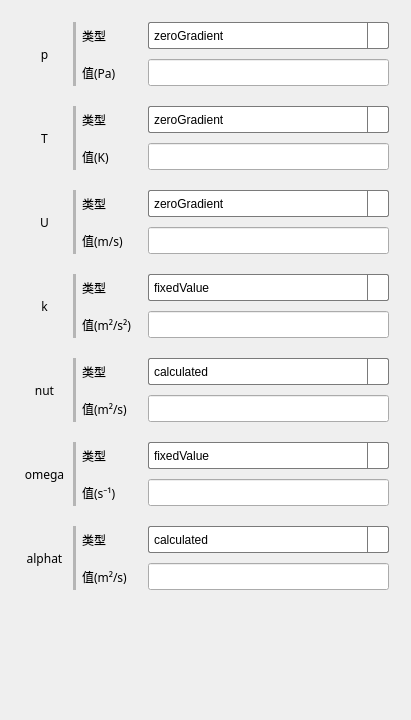
Aiopr-bits/MAVES, file src/FormBoundaryConditionsTabWidget.ui: the form before one commit.
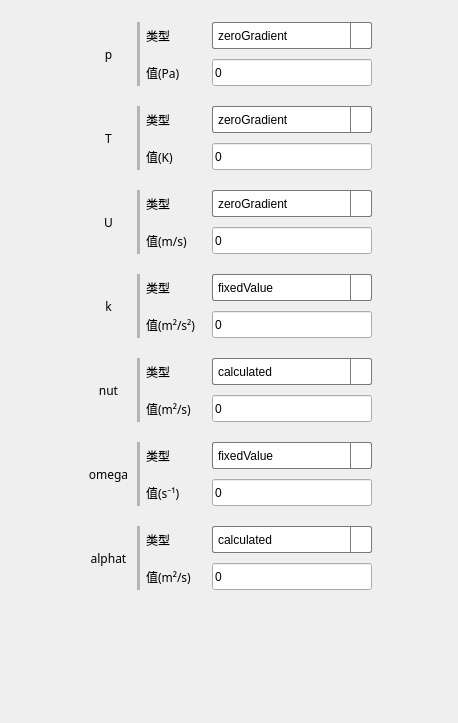
The form after the commit. Icons and pictures are not drawn.

Commit message: feat:实现边界条件子面板切换combox时候的控件显示与隐藏功能

Diff of the .ui file:
```diff
--- a/src/FormBoundaryConditionsTabWidget.ui
+++ b/src/FormBoundaryConditionsTabWidget.ui
@@ -6,8 +6,8 @@
    <rect>
     <x>0</x>
     <y>0</y>
-    <width>411</width>
-    <height>720</height>
+    <width>458</width>
+    <height>723</height>
    </rect>
   </property>
   <property name="windowTitle">
@@ -81,8 +81,8 @@
        <rect>
         <x>0</x>
         <y>0</y>
-        <width>393</width>
-        <height>702</height>
+        <width>440</width>
+        <height>705</height>
        </rect>
       </property>
       <property name="styleSheet">
@@ -177,9 +177,15 @@
                </item>
                <item>
                 <widget class="QComboBox" name="comboBox">
+                 <property name="minimumSize">
+                  <size>
+                   <width>160</width>
+                   <height>27</height>
+                  </size>
+                 </property>
                  <property name="maximumSize">
                   <size>
-                   <width>16777215</width>
+                   <width>160</width>
                    <height>27</height>
                   </size>
                  </property>
@@ -331,16 +337,19 @@
                 <widget class="QLineEdit" name="lineEdit">
                  <property name="minimumSize">
                   <size>
-                   <width>0</width>
+                   <width>160</width>
                    <height>27</height>
                   </size>
                  </property>
                  <property name="maximumSize">
                   <size>
-                   <width>16777215</width>
+                   <width>160</width>
                    <height>27</height>
                   </size>
                  </property>
+                 <property name="text">
+                  <string>0</string>
+                 </property>
                 </widget>
                </item>
               </layout>
@@ -445,9 +454,15 @@
                </item>
                <item>
                 <widget class="QComboBox" name="comboBox_2">
+                 <property name="minimumSize">
+                  <size>
+                   <width>160</width>
+                   <height>27</height>
+                  </size>
+                 </property>
                  <property name="maximumSize">
                   <size>
-                   <width>16777215</width>
+                   <width>160</width>
                    <height>27</height>
                   </size>
                  </property>
@@ -604,16 +619,19 @@
                 <widget class="QLineEdit" name="lineEdit_2">
                  <property name="minimumSize">
                   <size>
-                   <width>0</width>
+                   <width>160</width>
                    <height>27</height>
                   </size>
                  </property>
                  <property name="maximumSize">
                   <size>
-                   <width>16777215</width>
+                   <width>160</width>
                    <height>27</height>
                   </size>
                  </property>
+                 <property name="text">
+                  <string>0</string>
+                 </property>
                 </widget>
                </item>
               </layout>
@@ -718,9 +736,15 @@
                </item>
                <item>
                 <widget class="QComboBox" name="comboBox_3">
+                 <property name="minimumSize">
+                  <size>
+                   <width>160</width>
+                   <height>27</height>
+                  </size>
+                 </property>
                  <property name="maximumSize">
                   <size>
-                   <width>16777215</width>
+                   <width>160</width>
                    <height>27</height>
                   </size>
                  </property>
@@ -877,16 +901,19 @@
                 <widget class="QLineEdit" name="lineEdit_3">
                  <property name="minimumSize">
                   <size>
-                   <width>0</width>
+                   <width>160</width>
                    <height>27</height>
                   </size>
                  </property>
                  <property name="maximumSize">
                   <size>
-                   <width>16777215</width>
+                   <width>160</width>
                    <height>27</height>
                   </size>
                  </property>
+                 <property name="text">
+                  <string>0</string>
+                 </property>
                 </widget>
                </item>
               </layout>
@@ -991,9 +1018,15 @@
                </item>
                <item>
                 <widget class="QComboBox" name="comboBox_4">
+                 <property name="minimumSize">
+                  <size>
+                   <width>160</width>
+                   <height>27</height>
+                  </size>
+                 </property>
                  <property name="maximumSize">
                   <size>
-                   <width>16777215</width>
+                   <width>160</width>
                    <height>27</height>
                   </size>
                  </property>
@@ -1150,16 +1183,19 @@
                 <widget class="QLineEdit" name="lineEdit_4">
                  <property name="minimumSize">
                   <size>
-                   <width>0</width>
+                   <width>160</width>
                    <height>27</height>
                   </size>
                  </property>
                  <property name="maximumSize">
                   <size>
-                   <width>16777215</width>
+                   <width>160</width>
                    <height>27</height>
                   </size>
                  </property>
+                 <property name="text">
+                  <string>0</string>
+                 </property>
                 </widget>
                </item>
               </layout>
@@ -1264,9 +1300,15 @@
                </item>
                <item>
                 <widget class="QComboBox" name="comboBox_5">
+                 <property name="minimumSize">
+                  <size>
+                   <width>160</width>
+                   <height>27</height>
+                  </size>
+                 </property>
                  <property name="maximumSize">
                   <size>
-                   <width>16777215</width>
+                   <width>160</width>
                    <height>27</height>
                   </size>
                  </property>
@@ -1418,16 +1460,19 @@
                 <widget class="QLineEdit" name="lineEdit_5">
                  <property name="minimumSize">
                   <size>
-                   <width>0</width>
+                   <width>160</width>
                    <height>27</height>
                   </size>
                  </property>
                  <property name="maximumSize">
                   <size>
-                   <width>16777215</width>
+                   <width>160</width>
                    <height>27</height>
                   </size>
                  </property>
+                 <property name="text">
+                  <string>0</string>
+                 </property>
                 </widget>
                </item>
               </layout>
@@ -1532,9 +1577,15 @@
                </item>
                <item>
                 <widget class="QComboBox" name="comboBox_6">
+                 <property name="minimumSize">
+                  <size>
+                   <width>160</width>
+                   <height>27</height>
+                  </size>
+                 </property>
                  <property name="maximumSize">
                   <size>
-                   <width>16777215</width>
+                   <width>160</width>
                    <height>27</height>
                   </size>
                  </property>
@@ -1691,16 +1742,19 @@
                 <widget class="QLineEdit" name="lineEdit_6">
                  <property name="minimumSize">
                   <size>
-                   <width>0</width>
+                   <width>160</width>
                    <height>27</height>
                   </size>
                  </property>
                  <property name="maximumSize">
                   <size>
-                   <width>16777215</width>
+                   <width>160</width>
                    <height>27</height>
                   </size>
                  </property>
+                 <property name="text">
+                  <string>0</string>
+                 </property>
                 </widget>
                </item>
               </layout>
@@ -1805,9 +1859,15 @@
                </item>
                <item>
                 <widget class="QComboBox" name="comboBox_7">
+                 <property name="minimumSize">
+                  <size>
+                   <width>160</width>
+                   <height>27</height>
+                  </size>
+                 </property>
                  <property name="maximumSize">
                   <size>
-                   <width>16777215</width>
+                   <width>160</width>
                    <height>27</height>
                   </size>
                  </property>
@@ -1959,16 +2019,19 @@
                 <widget class="QLineEdit" name="lineEdit_7">
                  <property name="minimumSize">
                   <size>
-                   <width>0</width>
+                   <width>160</width>
                    <height>27</height>
                   </size>
                  </property>
                  <property name="maximumSize">
                   <size>
-                   <width>16777215</width>
+                   <width>160</width>
                    <height>27</height>
                   </size>
                  </property>
+                 <property name="text">
+                  <string>0</string>
+                 </property>
                 </widget>
                </item>
               </layout>
```
The commit also changes 1 other file.
